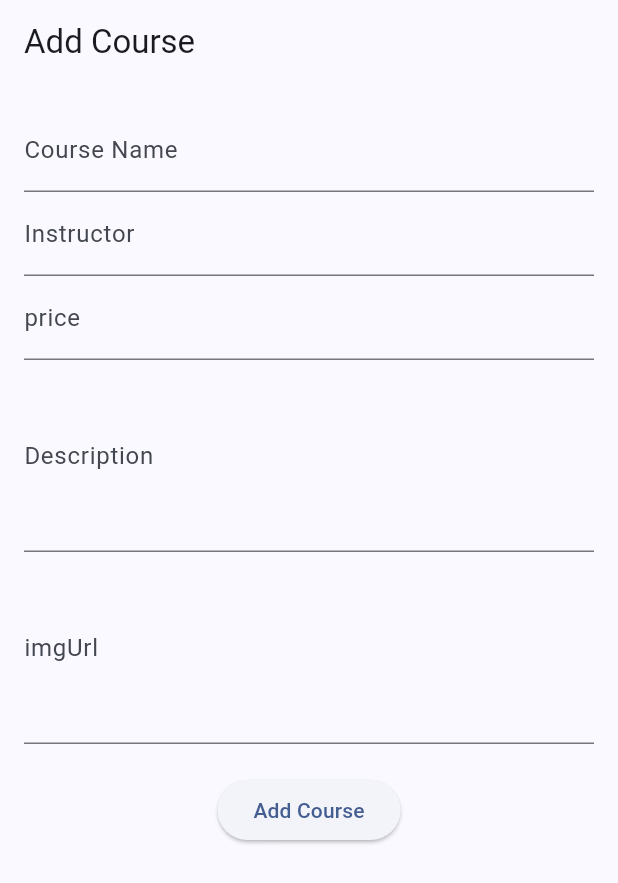
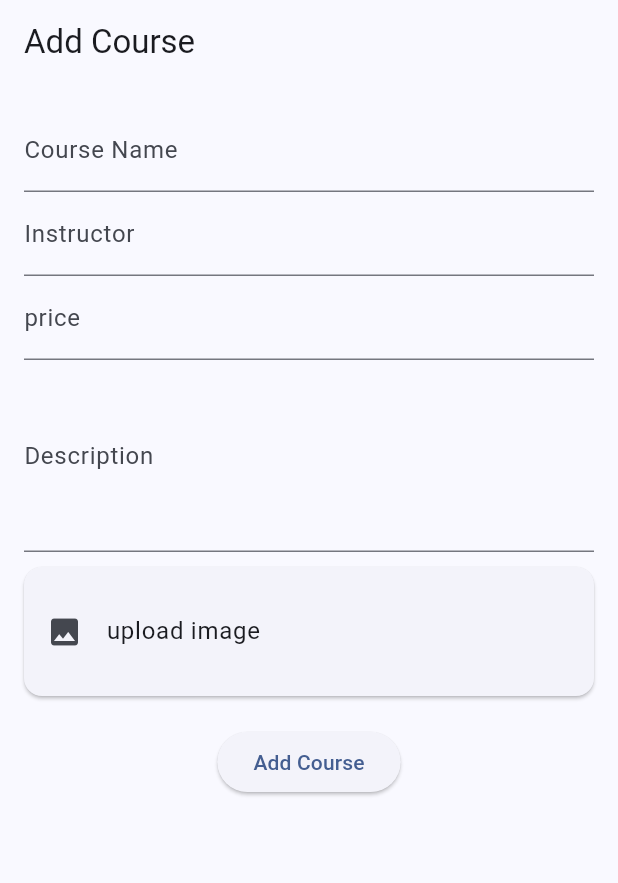
Before and after one commit to Lovish-Goyal/Codroid-Hub-App, a Flutter app: the CreateCoursePage screen opened by its route, on a phone screen of 412 x 824 dp. Shown: the top 883 px of the screen. Run offline on Flutter 3.47's test engine with Material 2 defaults, Android fonts, the light colour scheme and no system bars; our stand-ins replace animated_text_kit, appwrite, carousel_slider, envied, firebase_auth, flutter_easyloading and 7 more; missing offline and left inert: razorpay_flutter; accounts and stored records are empty; network calls fail.

Commit message:
image picker added while creating course

```diff
--- a/lib/data/env.dart
+++ b/lib/data/env.dart
@@ -34,4 +34,7 @@ abstract class Env {
 
   @EnviedField(varName: 'razorPayKeySecret')
   static String razorPayKeySecret = _Env.razorPayKeySecret;
+
+  @EnviedField(varName: 'courseStorageBucketId')
+  static String courseStorageBucketId = _Env.courseStorageBucketId;
 }
--- a/lib/modules/courses/pages/create_course_page.dart
+++ b/lib/modules/courses/pages/create_course_page.dart
@@ -1,8 +1,12 @@
+import 'dart:io';
+
+import 'package:codroid_hub/appwrite/storage/storage_services.dart';
 import 'package:codroid_hub/modules/courses/models/course_model.dart';
 import 'package:codroid_hub/modules/courses/provider/course_provider.dart';
 import 'package:codroid_hub/modules/courses/provider/course_services_provider.dart';
 import 'package:flutter/material.dart';
 import 'package:flutter_riverpod/flutter_riverpod.dart';
+import 'package:image_picker/image_picker.dart';
 
 class CreateCoursePage extends ConsumerStatefulWidget {
   const CreateCoursePage({super.key});
@@ -20,6 +24,21 @@ class _CreateCoursePageState extends ConsumerState<CreateCoursePage> {
   final _imgUrlController = TextEditingController();
   final _courseOutlineController = TextEditingController();
 
+  File? _image;
+  String? fileName;
+
+  Future<void> _pickImage() async {
+    final image = await ImagePicker().pickImage(source: ImageSource.gallery);
+    if (image == null) {
+      return;
+    }
+    final imageTemporary = File(image.path);
+    setState(() {
+      _image = imageTemporary;
+      fileName = _image?.path.split('/').last;
+    });
+  }
+
   @override
   void dispose() {
     super.dispose();
@@ -34,6 +53,8 @@ class _CreateCoursePageState extends ConsumerState<CreateCoursePage> {
   @override
   Widget build(BuildContext context) {
     final courseServices = ref.watch(courseDatabaseProvider);
+    final storageServices = ref.watch(storageServicesProvider);
+
     return Scaffold(
       appBar: AppBar(
         title: const Text('Add Course'),
@@ -61,11 +82,29 @@ class _CreateCoursePageState extends ConsumerState<CreateCoursePage> {
                 decoration: const InputDecoration(labelText: 'Description'),
                 maxLines: 4,
               ),
-              TextFormField(
-                controller: _imgUrlController,
-                decoration: const InputDecoration(labelText: 'imgUrl'),
-                maxLines: 4,
-              ),
+
+              Card(
+                  margin: const EdgeInsets.only(top: 10),
+                  child: ListTile(
+                    contentPadding: const EdgeInsets.symmetric(
+                        vertical: 15, horizontal: 15),
+                    leading: _image == null
+                        ? const Icon(Icons.image)
+                        : Image.file(_image!),
+                    title: fileName == null
+                        ? const Text("upload image")
+                        : Text(fileName!),
+                    onTap: () {
+                      _pickImage();
+                    },
+                  )),
+
+              // TextFormField(
+              //   controller: _imgUrlController,
+
+              //   decoration: const InputDecoration(labelText: 'imgUrl'),
+              //   maxLines: 4,
+              // ),
               // TextFormField(
               //   controller: _courseOutlineController,
               //   decoration: const InputDecoration(labelText: 'Course Outline'),
@@ -73,11 +112,15 @@ class _CreateCoursePageState extends ConsumerState<CreateCoursePage> {
               // ),
               const SizedBox(height: 20),
               ElevatedButton(
-                onPressed: () {
+                onPressed: () async {
+                  String? imgUrl;
+                  if (_image != null) {
+                    imgUrl = await storageServices.uploadImage(_image!);
+                  }
                   final CourseModel course = CourseModel(
                     title: _courseNameController.text,
                     instructor: _instructorController.text,
-                    imgUrl: _imgUrlController.text,
+                    imgUrl: imgUrl ?? "",
                     price: int.parse(_priceController.text),
                     description: _descriptionController.text,
                     // courseOutline: _courseOutlineController.text.toList(),
@@ -85,6 +128,7 @@ class _CreateCoursePageState extends ConsumerState<CreateCoursePage> {
                   courseServices.createCourses(
                     course,
                   );
+
                   // ignore: unused_result
                   ref.refresh(courseListProvider);
                 },
--- a/lib/router.dart
+++ b/lib/router.dart
@@ -58,7 +58,6 @@ final routerProvider = Provider<GoRouter>((ref) {
     GoRoute(
         path: RouteKey.cart,
         builder: (context, state) {
-
           Logger().f(user);
           return user == null ? const LoginCustomAlert() : const CartPage();
         }),
--- a/pubspec.yaml
+++ b/pubspec.yaml
@@ -57,6 +57,7 @@ dependencies:
   http: ^0.13.6
   flutter_email_sender: ^6.0.1
   url_launcher: ^6.1.14
+  image_picker: ^1.0.4
 
 dev_dependencies:
   flutter_test:
```
Also changed, not shown: lib/appwrite/storage/storage_services.dart (added, +39 -0 lines), lib/data/env.g.dart, pubspec.lock, 6 other files.
